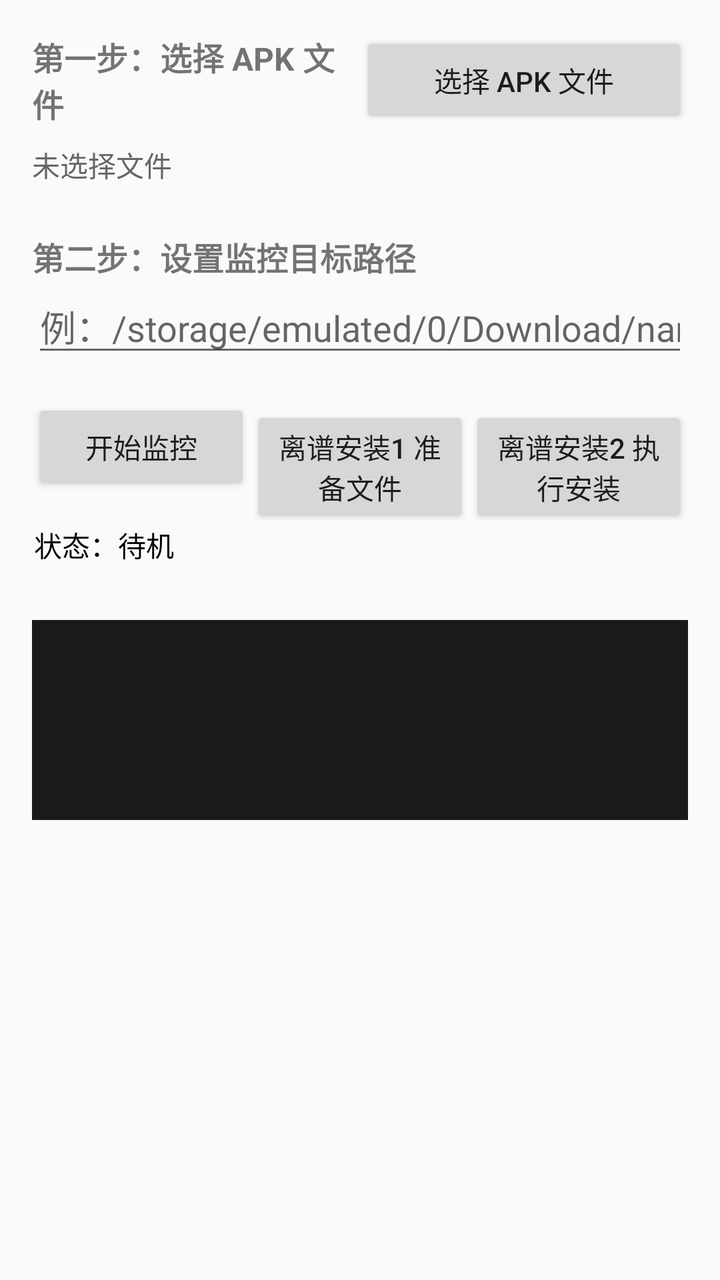
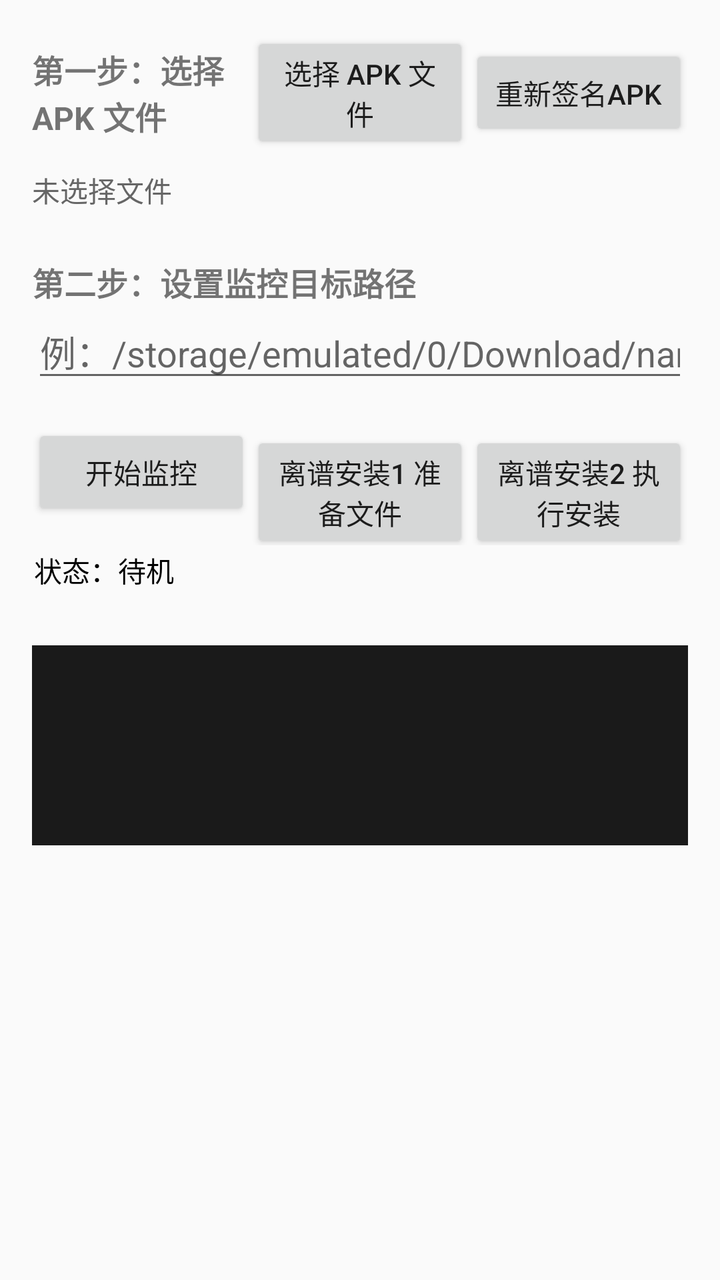

Before-and-after screenshots of an Android layout around one commit, followed by the original layout XML and the change that was made.
<!-- AndroidManifest.xml: application theme Theme.AppCompat.Light.DarkActionBar -->
<!-- res/layout/activity_main.xml -->
<?xml version="1.0" encoding="utf-8"?>
<LinearLayout xmlns:android="http://schemas.android.com/apk/res/android"
    android:layout_width="match_parent"
    android:layout_height="match_parent"
    android:orientation="vertical"
    android:padding="16dp">

    <LinearLayout
        android:layout_width="match_parent"
        android:layout_height="wrap_content"
        android:orientation="horizontal"
        android:gravity="center_vertical"> 
    
        <TextView
            android:layout_width="0dp"
            android:layout_height="wrap_content"
            android:layout_weight="1"
            android:text="第一步：选择 APK 文件"
            android:textSize="16sp"
            android:textStyle="bold"
            android:paddingEnd="2dp"/> 
    
        <Button
            android:id="@+id/btn_select_apk"
            android:layout_width="0dp"
            android:layout_height="wrap_content"
            android:layout_weight="1"
            android:text="选择 APK 文件" />
    
    </LinearLayout>

    <TextView
        android:id="@+id/tv_selected_apk"
        android:layout_width="match_parent"
        android:layout_height="wrap_content"
        android:paddingVertical="8dp"
        android:text="未选择文件"
        android:textColor="#666" />

    <TextView
        android:layout_width="wrap_content"
        android:layout_height="wrap_content"
        android:layout_marginTop="16dp"
        android:text="第二步：设置监控目标路径"
        android:textSize="16sp"
        android:textStyle="bold" />

    <EditText
        android:id="@+id/et_target_path"
        android:layout_width="match_parent"
        android:layout_height="wrap_content"
        android:hint="例：/storage/emulated/0/Download/name1.apk"
        android:inputType="textUri" />
    
    <LinearLayout
        android:layout_width="match_parent"
        android:layout_height="wrap_content"
        android:orientation="horizontal"
        android:layout_marginTop="16dp">
    
        <Button
            android:id="@+id/btn_toggle_monitor"
            android:layout_width="0dp"
            android:layout_height="wrap_content"
            android:layout_weight="1"
            android:text="开始监控" />
    
        <Button
            android:id="@+id/btn_prepare_files"
            android:layout_width="0dp"
            android:layout_height="wrap_content"
            android:layout_weight="1"
            android:text="离谱安装1 准备文件" />
    
        <Button
            android:id="@+id/btn_execute_install"
            android:layout_width="0dp"
            android:layout_height="wrap_content"
            android:layout_weight="1"
            android:text="离谱安装2 执行安装" />
    
    </LinearLayout>

    
    
    <ScrollView
    android:layout_width="match_parent"
    android:layout_height="50dp"
    android:padding="1dp">
        <TextView
            android:id="@+id/tv_status"
            android:layout_width="match_parent"
            android:layout_height="wrap_content"
            android:layout_marginTop="1dp"
            android:text="状态：待机"
            android:textColor="#000"
            android:textIsSelectable="true"
            android:textSize="14sp" />
    </ScrollView>
    
    <ScrollView
    android:layout_width="match_parent"
    android:layout_height="100dp"
    android:background="#1A1A1A"
    android:padding="1dp">
        <TextView
            android:id="@+id/tv_log"
            android:layout_width="match_parent"
            android:layout_height="wrap_content"
            android:textColor="#00FF00"
            android:textSize="12sp"
            android:layout_marginTop="1dp"
            android:layout_marginBottom="1dp"
            android:typeface="monospace"
            android:textIsSelectable="true"
            android:text="" />

    </ScrollView>
</LinearLayout>
<!-- resources referenced by this layout -->
<resources>
  <style name="Theme.AppCompat.Light.DarkActionBar" />
</resources>

<!-- the commit's change to res/layout/activity_main.xml (unified diff, before → after) -->
@@ -26,6 +26,12 @@
             android:layout_height="wrap_content"
             android:layout_weight="1"
             android:text="选择 APK 文件" />
+        <Button
+            android:id="@+id/btn_resign_apk"
+            android:layout_width="0dp"
+            android:layout_height="wrap_content"
+            android:layout_weight="1"
+            android:text="重新签名APK"/>
     
     </LinearLayout>
 
